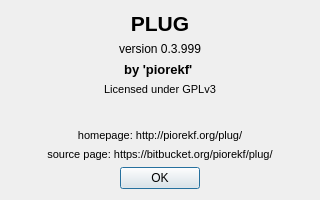
Old version of the form plug/about.ui in the repository b2ornot2b/plug.
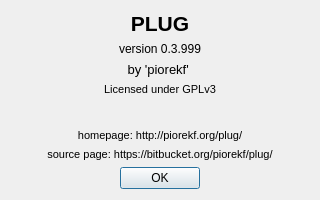
New version of the form.

```diff
--- a/plug/about.ui
+++ b/plug/about.ui
@@ -46,8 +46,6 @@
      <property name="font">
       <font>
        <pointsize>10</pointsize>
-       <weight>75</weight>
-       <bold>true</bold>
       </font>
      </property>
      <property name="text">
```
